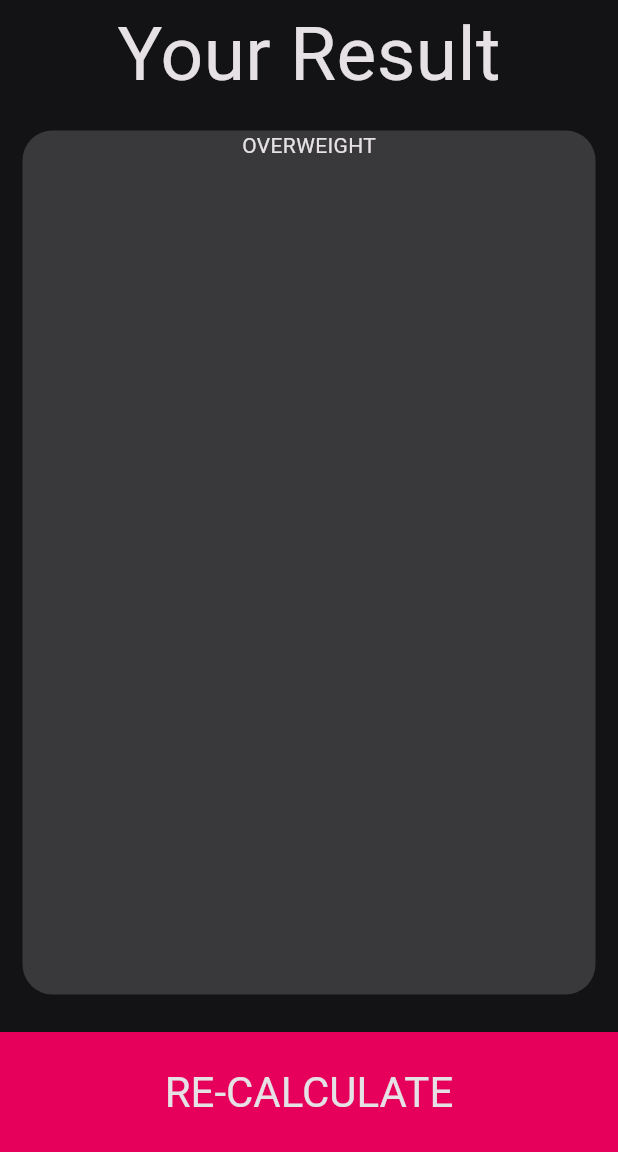
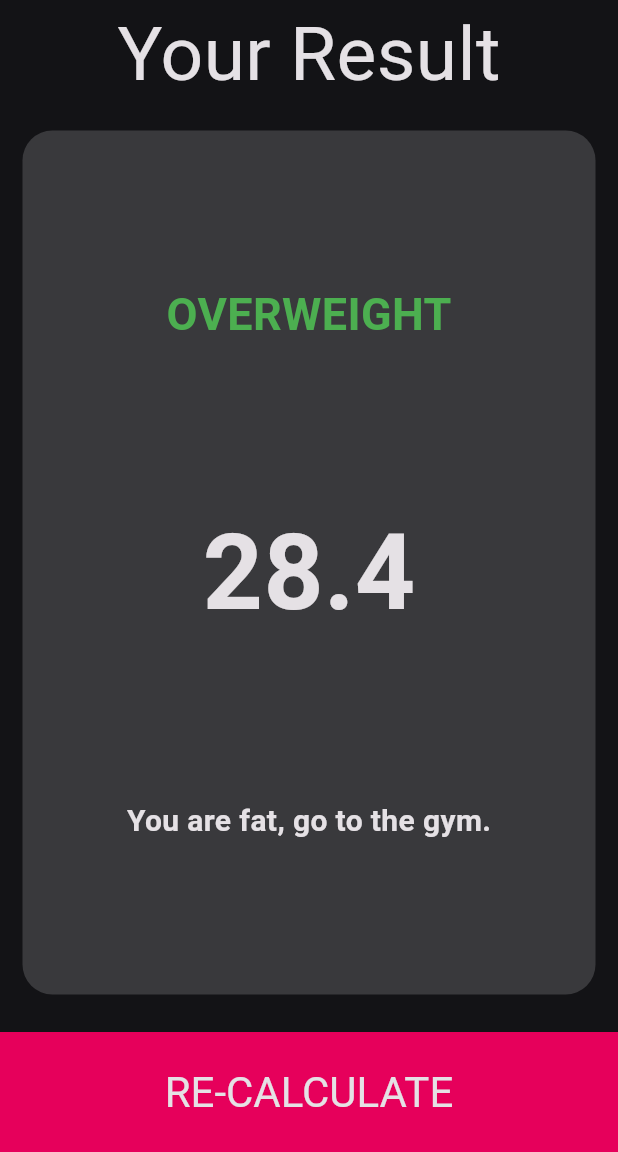
Before and after one commit to SergiuDornea/BMI-calculator, a Flutter app: the ResultsPage screen opened directly, on a phone screen of 412 x 824 dp, the part 84-1236 px from its top. Run offline on Flutter 3.47's test engine with Material 3 defaults, Android fonts, the phone set to English and light mode, and no system bars; our stand-ins replace google_fonts; Roboto replaces fonts that are missing (Abel, Aboreto).

Commit message:
result page UI done

```diff
--- a/lib/results_page.dart
+++ b/lib/results_page.dart
@@ -21,9 +21,32 @@ class ResultsPage extends StatelessWidget {
             child: MyContainer(
               childWidget: SizedBox.expand(
                 child: Column(
+                  mainAxisAlignment: MainAxisAlignment.spaceEvenly,
                   crossAxisAlignment: CrossAxisAlignment.center,
                   children: [
-                    Text('OVERWEIGHT')
+                    SizedBox(height: 60.0),
+                    Text(
+                      'OVERWEIGHT',
+                      style: TextStyle(
+                          fontSize: 30.0,
+                          fontWeight: FontWeight.bold,
+                          color: Colors.green),
+                    ),
+                    SizedBox(height: 60.0),
+                    Text(
+                      '28.4',
+                      style: TextStyle(
+                        fontSize: 70.0,
+                        fontWeight: FontWeight.bold,
+                      ),
+                    ),
+                    SizedBox(height: 60.0),
+                    Text(
+                      'You are fat, go to the gym.',
+                      style: TextStyle(
+                          fontSize: 20.0, fontWeight: FontWeight.bold),
+                    ),
+                    SizedBox(height: 60.0),
                   ],
                 ),
               ),
```
